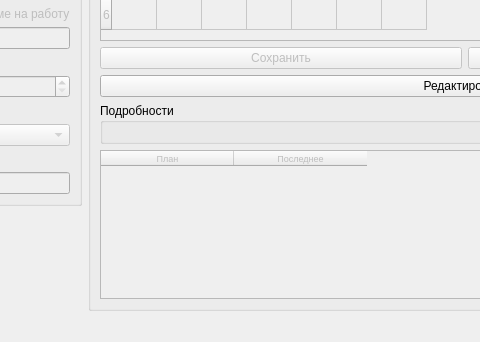
Above: SalaryCount/SalaryCount/employeesc.ui from artemkurylev/mdkp before the change; both pictures show x 149 to 629 and y 284 to 626 of the 1000 by 626 pixel window. Below: the same form after it.
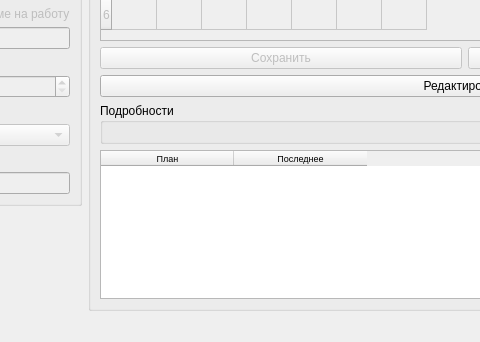
That is the form after the change.

Commit message: сохранение не робит, все остальное робит

```diff
--- a/SalaryCount/SalaryCount/employeesc.ui
+++ b/SalaryCount/SalaryCount/employeesc.ui
@@ -525,7 +525,7 @@
        <item>
         <widget class="QTableWidget" name="Description_table">
          <property name="enabled">
-          <bool>false</bool>
+          <bool>true</bool>
          </property>
          <property name="font">
           <font>
```
The commit also changes 2 other files.
